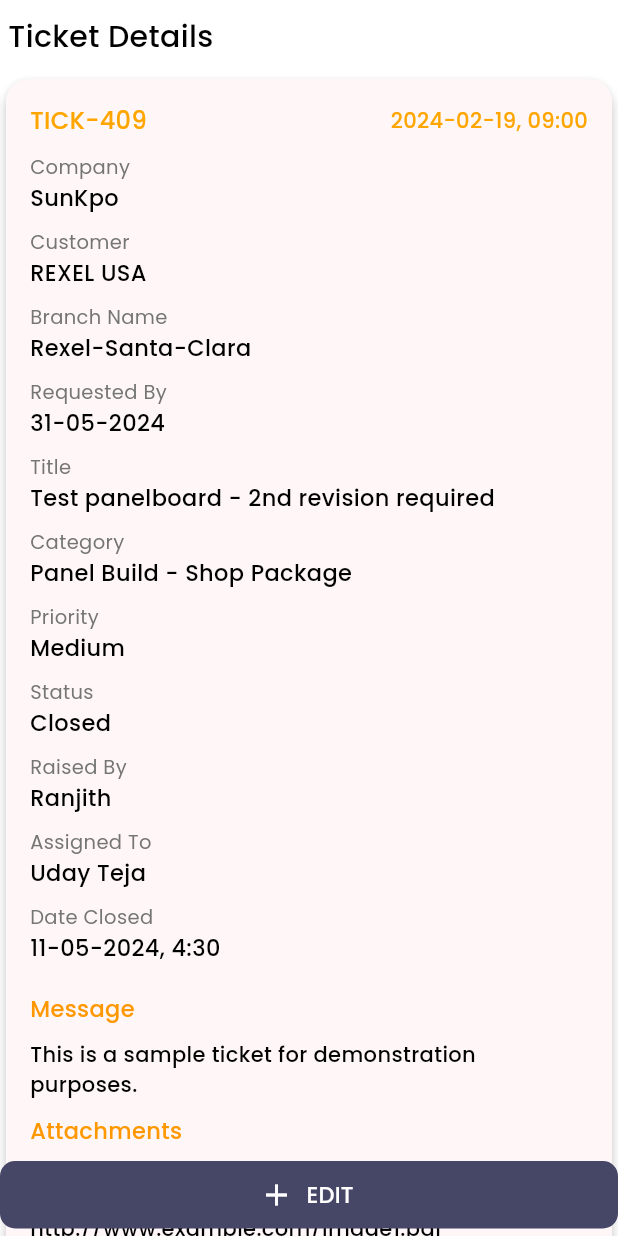
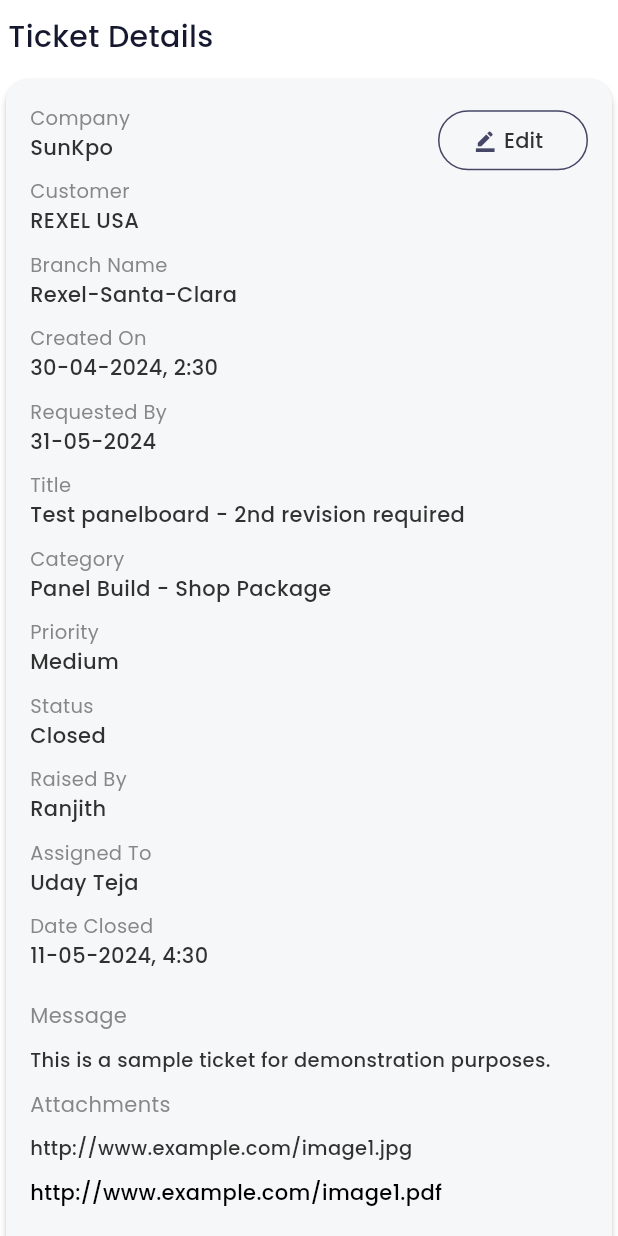
Before and after one commit to ranjithkumar-gitch/sunkonnect, a Flutter app: the TicketDetailsScreen screen opened directly, on a phone screen of 412 x 824 dp. Run offline on Flutter 3.47's test engine with Material 3 defaults, Android fonts, the phone set to English and light mode, and no system bars; our stand-ins replace dotted_border, expandable, file_picker, flutter_advanced_switch, google_fonts, hexcolor and 1 more; missing offline and left inert: flutter_pdfview.

Commit message:
ticketdetails screen updated

```diff
--- a/lib/sidemenu/sidemenu.dart
+++ b/lib/sidemenu/sidemenu.dart
@@ -84,7 +84,7 @@
               color: Colors.black,
               size: 20,
             ),
-              title:const CustomText(text: 'Contact US', fontSize: 15, fontWeight: FontWeight.w500, textcolor: Colors.black),
+              title:const CustomText(text: 'Contact Us', fontSize: 15, fontWeight: FontWeight.w500, textcolor: Colors.black),
               onTap: () {
                Navigator.push(
                   context,
--- a/lib/splashscreen.dart
+++ b/lib/splashscreen.dart
@@ -37,7 +37,7 @@
             height: 15,
           ),
           Text(
-            'Konnect @ Sun Kpo',
+            'Konnect @ Sun KPO',
             style: TextStyle(
                 color: Colours.korange,
                 fontSize: 30,
--- a/lib/tickets/ticketdetailsscreen.dart
+++ b/lib/tickets/ticketdetailsscreen.dart
@@ -1,155 +1,161 @@
 import 'package:dotted_border/dotted_border.dart';
 import 'package:flutter/material.dart';
-import 'package:google_fonts/google_fonts.dart';
-import 'package:sunkonnect/dashboard.dart';
+import 'package:flutter/widgets.dart';
 import 'package:sunkonnect/editstatus.dart';
 import 'package:sunkonnect/widgets/colors/colors.dart';
-import 'package:sunkonnect/widgets/customappbar.dart';
 import 'package:sunkonnect/widgets/customtext.dart';
 
 class TicketDetailsScreen extends StatelessWidget {
-
-
   @override
   Widget build(BuildContext context) {
     return Scaffold(
       backgroundColor: Colors.white,
-
-     floatingActionButton: Padding(
-     padding: const EdgeInsets.only(bottom: 5),
-     child: SizedBox(
-      height: 45, width: double.infinity,
-       child: FloatingActionButton.extended(
-        shape: RoundedRectangleBorder(borderRadius: BorderRadius.circular(10)),
-        elevation: 0,
-            onPressed: () {
-            //  Navigator.push(context, MaterialPageRoute(builder: (context)=>AddMessage()));
-            },
-            label: const CustomText(text: 'EDIT', fontSize: 15, fontWeight: FontWeight.w500, textcolor: Colors.white),
-            icon: const Icon(Icons.add,color: Colors.white,),
-            backgroundColor: Colours.kbuttonpurple,
-          ),
-
-     ),
-   ),
-   floatingActionButtonLocation: FloatingActionButtonLocation.centerDocked,
       body: Center(
         child: SingleChildScrollView(
           child: Column(
             crossAxisAlignment: CrossAxisAlignment.start,
             children: [
-                  const  SizedBox(height: 10,) ,
+              const SizedBox(
+                height: 10,
+              ),
               const CustomText(
                 text: " Ticket Details ",
                 fontSize: 20,
                 fontWeight: FontWeight.w500,
-            textcolor: Colors.black,
+                textcolor: Colours.kheadertext,
               ),
-             const  SizedBox(height: 10,) ,
+              const SizedBox(
+                height: 10,
+              ),
               Card(
-                color: Colours.klightpink,
-                elevation: 4,
+                color: Colours.kcardbgColor,
+                elevation: 2,
                 shape: RoundedRectangleBorder(
                   borderRadius: BorderRadius.circular(15.0),
                 ),
                 child: Container(
-
-                   decoration: BoxDecoration(borderRadius: BorderRadius.circular(15),   color: Colours.klightpink,),
-                  child: const Padding(
-                    padding:  EdgeInsets.all(16.0),
+                  decoration: BoxDecoration(
+                    borderRadius: BorderRadius.circular(15),
+                    color: Colours.kcardbgColor,
+                  ),
+                  child: Padding(
+                    padding: const EdgeInsets.all(16.0),
                     child: Column(
                       crossAxisAlignment: CrossAxisAlignment.start,
                       children: [
-
                         Row(
-                          mainAxisAlignment: MainAxisAlignment.spaceBetween,
                           children: [
-                            CustomText(text: 'TICK-409', fontSize: 16, fontWeight: FontWeight.w500, textcolor: Colours.korange),
-                            CustomText(text: ' 2024-02-19, 09:00', fontSize: 14, fontWeight: FontWeight.w500, textcolor: Colours.korange),
+                            const Expanded(
+                                child: ContentCard(
+                                    title: 'Company', content: 'SunKpo')),
+                            SizedBox(
+                              height: 40,
+                              width: 100,
+                              child: OutlinedButton(
+                                  onPressed: () {
+                                    Navigator.push(context, MaterialPageRoute(builder: (context)=>EditTicketScreen()));
+                                  },
+                                  style: OutlinedButton.styleFrom(
+                                    side: const BorderSide(
+                                      color: Colours.kbuttonpurple,
+                                    ),
+                                    shape: RoundedRectangleBorder(
+                                        borderRadius:
+                                            BorderRadius.circular(20)),
+                                  ),
+                                  child: const Row(
+                                    children: [
+                                      Icon(Icons.border_color,color: Colours.kbuttonpurple,size: 15,),
+                                    SizedBox(width: 5,),
+                          CustomText(
+                            text:
+                                'Edit',
+                            fontSize: 14,
+                            fontWeight: FontWeight.w500,
+                            textcolor: Colours.kresponsivetext,
+                          ),
+                                    ],
+                                  )),
+                            ),
                           ],
                         ),
-
-                         SizedBox(height: 10),
-                         ContentCard(title: 'Company', content: 'SunKpo'),
-                         ContentCard(title: 'Customer', content: 'REXEL USA '),
-                         ContentCard(title: 'Branch Name', content: 'Rexel-Santa-Clara '),
-                         ContentCard(title: 'Requested By', content: '31-05-2024 '),
-                         ContentCard(title: 'Title', content: 'Test panelboard - 2nd revision required '),
-                         ContentCard(title: 'Category', content: 'Panel Build - Shop Package '),
-                         ContentCard(title: 'Priority', content: 'Medium'),
-                        ContentCard(title: 'Status', content: 'Closed'),
-                         ContentCard(title: 'Raised By', content: 'Ranjith'),
-                         ContentCard(title: 'Assigned To', content: 'Uday Teja'),
-                         ContentCard(title: 'Date Closed', content: '11-05-2024, 4:30'),
-
-
-
-                         SizedBox(height: 10),
-
-                        CustomText(text: 'Message', fontSize: 15, fontWeight: FontWeight.w500, textcolor: Colors.orange),
-
-                         SizedBox(
+                        const ContentCard(
+                            title: 'Customer', content: 'REXEL USA '),
+                        const ContentCard(
+                            title: 'Branch Name',
+                            content: 'Rexel-Santa-Clara '),
+                        const ContentCard(
+                            title: 'Created On', content: '30-04-2024, 2:30 '),
+                        const ContentCard(
+                            title: 'Requested By', content: '31-05-2024 '),
+                        const ContentCard(
+                            title: 'Title',
+                            content:
+                                'Test panelboard - 2nd revision required '),
+                        const ContentCard(
+                            title: 'Category',
+                            content: 'Panel Build - Shop Package '),
+                        const ContentCard(title: 'Priority', content: 'Medium'),
+                        const ContentCard(title: 'Status', content: 'Closed'),
+                        const ContentCard(
+                            title: 'Raised By', content: 'Ranjith'),
+                        const ContentCard(
+                            title: 'Assigned To', content: 'Uday Teja'),
+                        const ContentCard(
+                            title: 'Date Closed', content: '11-05-2024, 4:30'),
+                        const SizedBox(height: 10),
+                        const CustomText(
+                            text: 'Message',
+                            fontSize: 14,
+                            fontWeight: FontWeight.w400,
+                            textcolor: Colours.ksubheadertext),
+                        const SizedBox(
                           height: 10,
                         ),
-                         SizedBox(
+                        const SizedBox(
                           child: CustomText(
-                text: 'This is a sample ticket for demonstration purposes.',
+                            text:
+                                'This is a sample ticket for demonstration purposes.',
+                            fontSize: 13,
+                            fontWeight: FontWeight.w500,
+                            textcolor: Colours.kresponsivetext,
+                          ),
+                        ),
+                        const SizedBox(height: 10),
+                        const CustomText(
+                            text: 'Attachments',
                             fontSize: 14,
+                            fontWeight: FontWeight.w400,
+                            textcolor: Colours.ksubheadertext),
+                        const SizedBox(
+                          height: 10,
+                        ),
+                        const CustomText(
+                          text: 'http://www.example.com/image1.jpg',
+                          fontSize: 13,
                           fontWeight: FontWeight.w500,
-                textcolor:Colors.black,),
-
+                          textcolor: Colours.kresponsivetext,
                         ),
-                         SizedBox(height: 10),
-                         CustomText(text: 'Attachments', fontSize: 15, fontWeight: FontWeight.w500, textcolor: Colors.orange),
-
-                         SizedBox(height: 5),
-
-                 SizedBox(height: 10,),
-                   CustomText(
-                text: 'http://www.example.com/image1.jpg',
-                fontSize: 14,
-                fontWeight: FontWeight.w500,
-                textcolor:Colors.black,),
-                   SizedBox(height: 10,),
-                   CustomText(
+                        const SizedBox(
+                          height: 10,
+                        ),
+                        const CustomText(
                           text: 'http://www.example.com/image1.pdf',
                           fontSize: 14,
                           fontWeight: FontWeight.w500,
-                textcolor:Colors.black,),
-                   SizedBox(height: 10,),
-                        // AttachmentsGrid(),
-                         SizedBox(height: 10),
-
-                        // Center(
-                        //     child: CustomButton(
-                        //         text: "Update Status",
-                        //         textColor: Colors.white,
-                        //         onPressed: () async {
-                        //           final updatedTicket = await Navigator.push(
-                        //             context,
-                        //             MaterialPageRoute(
-                        //               builder: (context) => EditTicketScreen(),
-                        //             ),
-                        //           );
-
-                        //           // Update ticket if it's not null (i.e., if user saved changes)
-                        //           if (updatedTicket != null) {
-                        //             // setState(() {
-                        //             //   ticket = updatedTicket;
-                        //             // });
-                        //           }
-                        //           // updateProfile();
-                        //         },
-                        //         color: Colors.orange,
-                        //         fontSize: 16,
-                        //         fontWeight: FontWeight.w600)),
+                          textcolor: Colors.black,
+                        ),
+                        const SizedBox(
+                          height: 10,
+                        ),
+                        const SizedBox(height: 10),
                       ],
                     ),
                   ),
                 ),
               ),
               const SizedBox(
-          height: 80,
+                height: 40,
               ),
             ],
           ),
@@ -175,28 +181,26 @@
       children: [
         SizedBox(
           width: double.infinity,
-
-          child:  CustomText(text: title, fontSize: 13, fontWeight: FontWeight.w400, textcolor: Colors.grey.shade600),
+          child: CustomText(
+              text: title,
+              fontSize: 13,
+              fontWeight: FontWeight.w400,
+              textcolor: Colours.ksubheadertext),
         ),
-
-
         SizedBox(
           width: double.infinity,
-
-          child: CustomText(text: content, fontSize: 15, fontWeight: FontWeight.w500, textcolor: Colors.black),
+          child: CustomText(
+              text: content,
+              fontSize: 14,
+              fontWeight: FontWeight.w500,
+              textcolor: Colours.kresponsivetext),
         ),
-
         const SizedBox(
           height: 10,
         ),
-
       ],
     );
   }
-
-
-
-
 }
 
 class AttachmentsGrid extends StatelessWidget {
@@ -208,7 +212,6 @@
         shrinkWrap: true,
         physics: const NeverScrollableScrollPhysics(),
         children: List.generate(10, (index) {
-
           return Padding(
             padding: const EdgeInsets.all(8.0),
             child: Image.asset(
```
Also changed, not shown: lib/editstatus.dart (+71 -82 lines), lib/sidemenu/changepassword.dart (+27 -27 lines), lib/sidemenu/contactus.dart (+12 -12 lines). Lines whose indentation alone changed are shown as unchanged.
